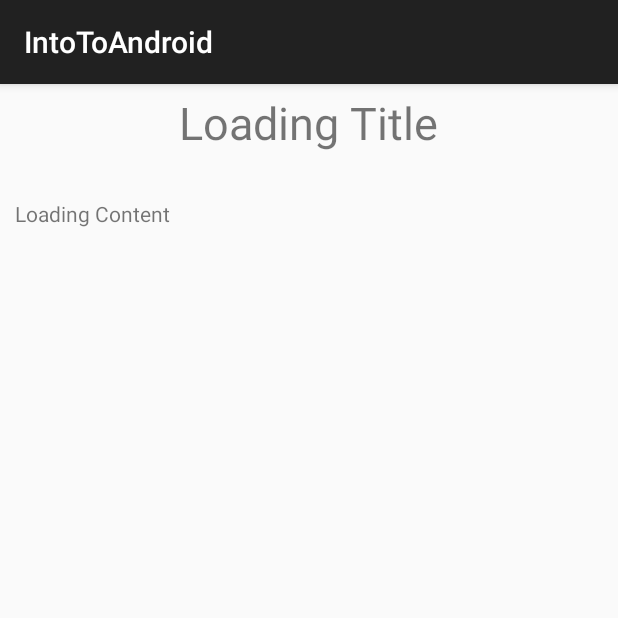
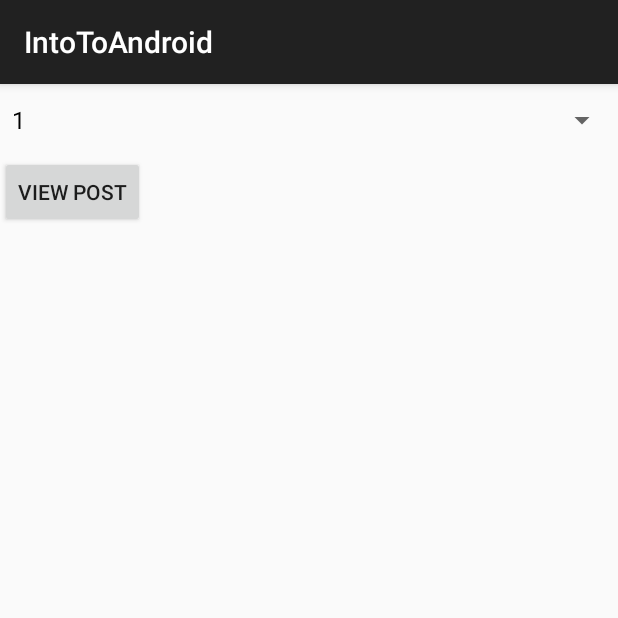
Before and after one commit to Fbalashov/AndroidIntroApp, an Android app: the screen it shows after launch (ViewPostActivity before the commit, PickPostActivity after it), on a phone screen of 412 x 824 dp, the top half of it. Run offline under Robolectric (Android 15) with nearby library versions, the phone set to English and light mode, and no system bars.

Commit message:
Effort 2

```diff
--- a/app/src/main/AndroidManifest.xml
+++ b/app/src/main/AndroidManifest.xml
@@ -10,9 +10,12 @@
         <activity
             android:name=".ViewPostActivity"
             android:label="@string/app_name" >
+        </activity>
+        <activity
+            android:name=".PickPostActivity"
+            android:label="@string/app_name" >
             <intent-filter>
                 <action android:name="android.intent.action.MAIN" />
-
                 <category android:name="android.intent.category.LAUNCHER" />
             </intent-filter>
         </activity>
--- /dev/null
+++ b/app/src/main/java/com/fbalashov/intotoandroid/PickPostActivity.java
@@ -0,0 +1,42 @@
+package com.fbalashov.intotoandroid;
+
+import android.os.Bundle;
+import android.os.PersistableBundle;
+import android.support.v7.app.ActionBarActivity;
+import android.support.v7.app.AppCompatActivity;
+import android.view.View;
+import android.widget.ArrayAdapter;
+import android.widget.Button;
+import android.widget.Spinner;
+
+/**
+ * Created by admin on 11/4/2015.
+ */
+public class PickPostActivity extends AppCompatActivity {
+
+  @Override
+  public void onCreate(Bundle savedInstanceState) {
+    super.onCreate(savedInstanceState);
+    setContentView(R.layout.activity_pick_post);
+    final Spinner dropdown = (Spinner) findViewById(R.id.spinner);
+    Button button = (Button) findViewById(R.id.button);
+    setupSpinner(dropdown);
+
+    button.setOnClickListener(new View.OnClickListener() {
+      @Override
+      public void onClick(View v) {
+        Integer selectedItem = (Integer)dropdown.getSelectedItem();
+        ViewPostActivity.startActivity(PickPostActivity.this, selectedItem);
+      }
+    });
+  }
+
+  private void setupSpinner(Spinner dropdown) {
+    Integer[] items = new Integer[50];
+    for(int index = 1; index <= items.length; index++) {
+      items[index-1] = index;
+    }
+    ArrayAdapter<Integer> adapter = new ArrayAdapter<>(this, android.R.layout.simple_spinner_dropdown_item, items);
+    dropdown.setAdapter(adapter);
+  }
+}
--- /dev/null
+++ b/app/src/main/res/layout/activity_pick_post.xml
@@ -0,0 +1,18 @@
+<?xml version="1.0" encoding="utf-8"?>
+<LinearLayout xmlns:android="http://schemas.android.com/apk/res/android"
+              android:layout_width="match_parent"
+              android:layout_height="match_parent"
+              android:orientation="vertical">
+
+    <Spinner
+        android:id="@+id/spinner"
+        android:layout_width="match_parent"
+        android:layout_height="wrap_content"
+        />
+
+    <Button
+        android:id="@+id/button"
+        android:layout_width="wrap_content"
+        android:layout_height="wrap_content"
+        android:text="@string/view_post_button"/>
+</LinearLayout>
--- a/app/src/main/res/values/strings.xml
+++ b/app/src/main/res/values/strings.xml
@@ -5,4 +5,5 @@
     <string name="action_settings">Settings</string>
     <string name="title">Loading Title</string>
     <string name="content">Loading Content</string>
+    <string name="view_post_button">View Post</string>
 </resources>
```
Also changed, not shown: app/src/main/java/com/fbalashov/intotoandroid/ViewPostActivity.java (+18 -3 lines).
